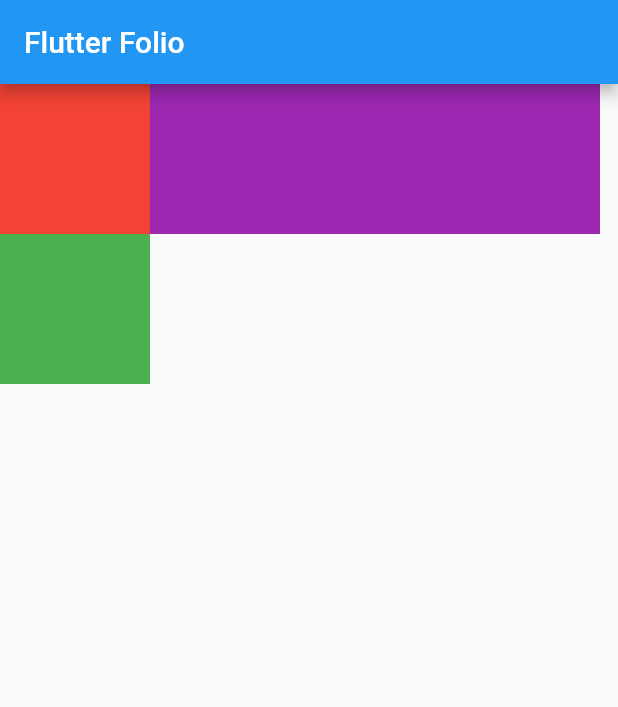
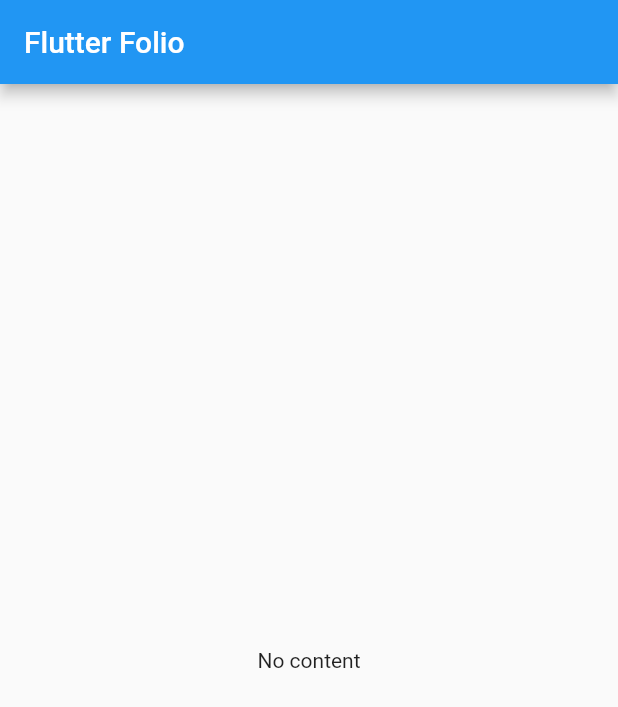
Before and after one commit to mirhasalh/my_portfolio, a Flutter app: the screen it shows after launch, on a phone screen of 412 x 824 dp. Shown: the top 707 px of the screen. Run offline on Flutter 3.47's test engine with Material 2 defaults, Android fonts, the phone set to English and light mode, and no system bars; our stand-ins replace go_router, url_strategy.

```diff
--- a/lib/src/page/home_page.dart
+++ b/lib/src/page/home_page.dart
@@ -11,27 +11,12 @@ class _HomePageState extends State<HomePage> {
   @override
   Widget build(BuildContext context) {
     return Scaffold(
-        appBar: AppBar(
-          title: const Text('Flutter Folio'),
-        ),
-        body: Wrap(
-          children: [
-            Container(
-              color: Colors.red,
-              height: 100.0,
-              width: 100.0,
-            ),
-            Container(
-              color: Colors.purple,
-              height: 100.0,
-              width: 300.0,
-            ),
-            Container(
-              color: Colors.green,
-              height: 100.0,
-              width: 100.0,
-            ),
-          ],
-        ));
+      appBar: AppBar(
+        title: const Text('Flutter Folio'),
+      ),
+      body: const Center(
+        child: Text('No content'),
+      ),
+    );
   }
 }
```
Also changed, not shown: 1 other file.
